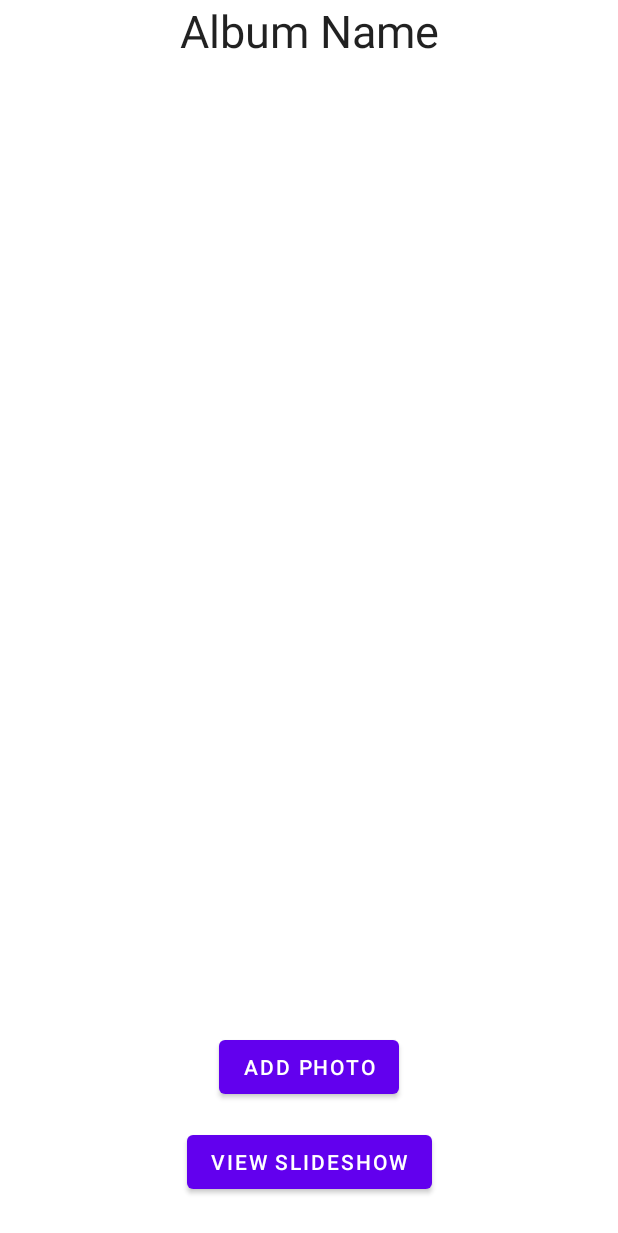
After one commit to kaushalp8326/PhotosAndroid, an Android app: the layout album_view.xml on its own in the app's theme, with its tools: preview values and no code run, on a phone screen of 412 x 824 dp. The commit adds this screen. Shown: the top 1233 px of the screen. Run offline under Robolectric (Android 15) with nearby library versions, the phone set to English and light mode, and no system bars.

Commit message:
photos xml draft
 Author:    Kaushal Patel <kaushalp8326@gmail.com>

```diff
--- /dev/null
+++ b/app/src/main/res/layout/album_view.xml
@@ -0,0 +1,57 @@
+<?xml version="1.0" encoding="utf-8"?>
+<androidx.constraintlayout.widget.ConstraintLayout xmlns:android="http://schemas.android.com/apk/res/android"
+    xmlns:app="http://schemas.android.com/apk/res-auto"
+    xmlns:tools="http://schemas.android.com/tools"
+    android:layout_width="match_parent"
+    android:layout_height="match_parent">
+
+    <TextView
+        android:id="@+id/albumName"
+        android:layout_width="409dp"
+        android:layout_height="wrap_content"
+        android:text="@string/album_name_label"
+        android:textAlignment="center"
+        android:textAppearance="@style/TextAppearance.AppCompat.Body1"
+        android:textSize="30sp"
+        app:layout_constraintEnd_toEndOf="parent"
+        app:layout_constraintHorizontal_bias="0.5"
+        app:layout_constraintStart_toStartOf="parent"
+        app:layout_constraintTop_toTopOf="parent" />
+
+    <Button
+        android:id="@+id/cmdAddPhoto"
+        android:layout_width="120dp"
+        android:layout_height="wrap_content"
+        android:layout_marginBottom="15dp"
+        android:text="@string/add_photo_button"
+        app:layout_constraintBottom_toTopOf="@+id/cmdSlideshow"
+        app:layout_constraintEnd_toEndOf="parent"
+        app:layout_constraintHorizontal_bias="0.5"
+        app:layout_constraintStart_toStartOf="parent" />
+
+    <Button
+        android:id="@+id/cmdSlideshow"
+        android:layout_width="163dp"
+        android:layout_height="wrap_content"
+        android:layout_marginBottom="25dp"
+        android:text="@string/view_slideshow_button"
+        app:layout_constraintBottom_toBottomOf="parent"
+        app:layout_constraintEnd_toEndOf="parent"
+        app:layout_constraintHorizontal_bias="0.5"
+        app:layout_constraintStart_toStartOf="parent" />
+
+    <ScrollView
+        android:layout_width="match_parent"
+        android:layout_height="match_parent"
+        app:layout_constraintBottom_toTopOf="@+id/cmdAddPhoto"
+        app:layout_constraintEnd_toEndOf="parent"
+        app:layout_constraintStart_toStartOf="parent"
+        app:layout_constraintTop_toBottomOf="@+id/albumName">
+
+        <LinearLayout
+            android:id="@+id/photosList"
+            android:layout_width="match_parent"
+            android:layout_height="wrap_content"
+            android:orientation="vertical" />
+    </ScrollView>
+</androidx.constraintlayout.widget.ConstraintLayout>
--- a/app/src/main/res/values/strings.xml
+++ b/app/src/main/res/values/strings.xml
@@ -1,3 +1,6 @@
 <resources>
     <string name="app_name">AndroidPhotos10</string>
+    <string name="album_name_label">Album Name</string>
+    <string name="add_photo_button">Add Photo</string>
+    <string name="view_slideshow_button">View Slideshow</string>
 </resources>
```
